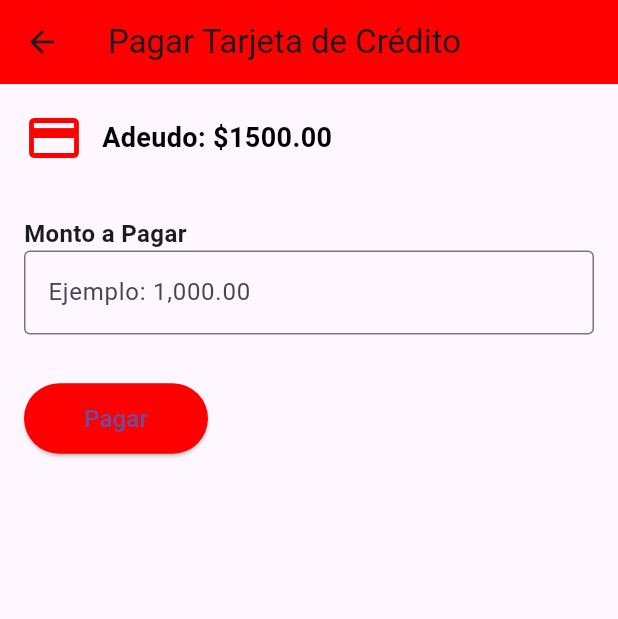
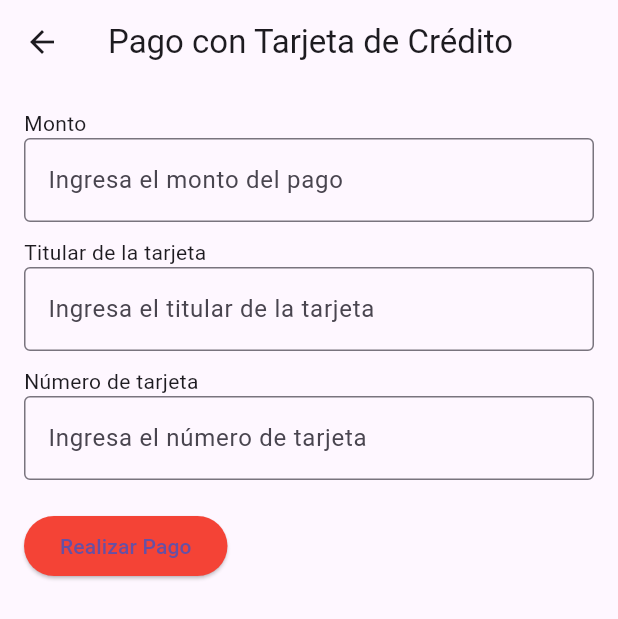
Before and after one commit to Jesus-G-C/4BitsBanorte, a Flutter app: the CreditCardPaymentScreen screen opened directly, on a phone screen of 412 x 824 dp. Shown: the top 619 px of the screen. Run offline on Flutter 3.47's test engine with Material 3 defaults, Android fonts, the phone set to English and light mode, and no system bars; our stand-ins replace image_picker, local_auth, pdf, printing; missing offline and left inert: screen_protector.

Commit message:
Permisos para la descarga de pdf, creación de pdfs y adaptar las clases que generan operaciones para enviar señales al generador de pdf's

```diff
--- a/banorte_app/lib/main.dart
+++ b/banorte_app/lib/main.dart
@@ -1,5 +1,6 @@
 // main.dart
 import 'package:flutter/material.dart';
+import 'package:screen_protector/screen_protector.dart';
 import 'screens/pre_login_screen.dart';
 
 void main() {
--- a/banorte_app/lib/screens/credit_card_payment_screen.dart
+++ b/banorte_app/lib/screens/credit_card_payment_screen.dart
@@ -1,7 +1,6 @@
-// screens/credit_card_payment_screen.dart
 import 'package:flutter/material.dart';
+import 'payment_receipt_generator.dart'; // Importar PaymentReceiptGenerator
 
-// Nueva pantalla de pago de tarjeta de crédito
 class CreditCardPaymentScreen extends StatefulWidget {
   const CreditCardPaymentScreen({Key? key}) : super(key: key);
 
@@ -11,85 +10,84 @@ class CreditCardPaymentScreen extends StatefulWidget {
 }
 
 class _CreditCardPaymentScreenState extends State<CreditCardPaymentScreen> {
-  double debt = 1500.00; // Monto inicial del adeudo
   final TextEditingController _amountController = TextEditingController();
+  final TextEditingController _cardHolderController = TextEditingController();
+  final TextEditingController _cardNumberController = TextEditingController();
+
+  void _processPayment() {
+    // Validación de los campos de pago (monto, titular de la tarjeta, número de tarjeta)
+    if (_amountController.text.isNotEmpty &&
+        _cardHolderController.text.isNotEmpty &&
+        _cardNumberController.text.isNotEmpty) {
+      // Aquí llamas a PaymentReceiptGenerator para generar el recibo en PDF
+      PaymentReceiptGenerator.generateReceipt(
+        'Tarjeta de Crédito' as BuildContext, // Método de pago
+        _amountController.text, // Monto
+        _cardHolderController.text, // Nombre del titular
+        _cardNumberController.text, // Número de tarjeta
+        DateTime.now(), // Fecha del pago
+      );
+
+      // Mostrar mensaje de éxito
+      ScaffoldMessenger.of(context).showSnackBar(
+        const SnackBar(content: Text('Pago realizado con éxito y recibo generado')),
+      );
+    } else {
+      // Si algún campo está vacío, mostrar error
+      ScaffoldMessenger.of(context).showSnackBar(
+        const SnackBar(content: Text('Por favor, completa todos los campos')),
+      );
+    }
+  }
 
   @override
   Widget build(BuildContext context) {
     return Scaffold(
       appBar: AppBar(
-        backgroundColor: const Color(0xFFFF0000),
-        title: const Text('Pagar Tarjeta de Crédito'),
+        title: const Text('Pago con Tarjeta de Crédito'),
       ),
       body: Padding(
         padding: const EdgeInsets.all(16.0),
         child: Column(
           crossAxisAlignment: CrossAxisAlignment.start,
           children: [
-            // Sección de ícono de tarjeta con adeudo
-            Row(
-              children: [
-                const Icon(Icons.credit_card,
-                    size: 40, color: Color(0xFFFF0000)),
-                const SizedBox(width: 12),
-                Text(
-                  'Adeudo: \$${debt.toStringAsFixed(2)}', // Mostrar el adeudo actualizado
-                  style: const TextStyle(
-                    fontSize: 18,
-                    fontWeight: FontWeight.bold,
-                    color: Colors.black,
-                  ),
-                ),
-              ],
-            ),
-            const SizedBox(height: 32),
-            const Text('Monto a Pagar',
-                style: TextStyle(fontSize: 16, fontWeight: FontWeight.bold)),
+            const Text('Monto'),
             TextField(
               controller: _amountController,
               keyboardType: TextInputType.number,
               decoration: const InputDecoration(
-                hintText: 'Ejemplo: 1,000.00',
+                hintText: 'Ingresa el monto del pago',
                 border: OutlineInputBorder(),
               ),
             ),
-            const SizedBox(height: 32),
+            const SizedBox(height: 10),
+            const Text('Titular de la tarjeta'),
+            TextField(
+              controller: _cardHolderController,
+              decoration: const InputDecoration(
+                hintText: 'Ingresa el titular de la tarjeta',
+                border: OutlineInputBorder(),
+              ),
+            ),
+            const SizedBox(height: 10),
+            const Text('Número de tarjeta'),
+            TextField(
+              controller: _cardNumberController,
+              keyboardType: TextInputType.number,
+              decoration: const InputDecoration(
+                hintText: 'Ingresa el número de tarjeta',
+                border: OutlineInputBorder(),
+              ),
+            ),
+            const SizedBox(height: 20),
             ElevatedButton(
-              onPressed: () {
-                if (_amountController.text.isNotEmpty) {
-                  double amountToPay =
-                      double.tryParse(_amountController.text) ?? 0.0;
+              onPressed: _processPayment,
+              child: const Text('Realizar Pago'),
+              style: ElevatedButton.styleFrom(
+                backgroundColor: Colors.red, // Cambio de 'primary' a 'backgroundColor'
+              ),
+            ),
 
-                  if (amountToPay > 0 && amountToPay <= debt) {
-                    setState(() {
-                      debt -= amountToPay; // Restar el monto del adeudo
-                    });
-                    ScaffoldMessenger.of(context).showSnackBar(
-                      const SnackBar(content: Text('Pago realizado con éxito')),
-                    );
-                    _amountController
-                        .clear(); // Limpiar el campo de texto después de pagar
-                  } else if (amountToPay > debt) {
-                    ScaffoldMessenger.of(context).showSnackBar(
-                      const SnackBar(
-                          content: Text(
-                              'El monto a pagar no puede ser mayor al adeudo')),
-                    );
-                  }
-                } else {
-                  ScaffoldMessenger.of(context).showSnackBar(
-                    const SnackBar(
-                        content: Text('Por favor, ingresa el monto a pagar')),
-                  );
-                }
-              },
-              style: ElevatedButton.styleFrom(
-                backgroundColor: const Color(0xFFFF0000),
-                padding:
-                const EdgeInsets.symmetric(vertical: 12, horizontal: 40),
-              ),
-              child: const Text('Pagar', style: TextStyle(fontSize: 16)),
-            ),
           ],
         ),
       ),
--- a/banorte_app/lib/screens/transfer_screen.dart
+++ b/banorte_app/lib/screens/transfer_screen.dart
@@ -1,5 +1,7 @@
 // screens/transfer_screen.dart
 import 'package:flutter/material.dart';
+import 'payment_receipt_generator.dart'; // Asegúrate de usar la ruta correcta
+
 
 class TransferScreen extends StatefulWidget {
   const TransferScreen({Key? key}) : super(key: key);
```
Also changed, not shown: banorte_app/lib/screens/payment_receipt_generator.dart (added, +105 -0 lines), banorte_app/pubspec.yaml (+7 -69 lines), banorte_app/pubspec.lock, 6 other files.
